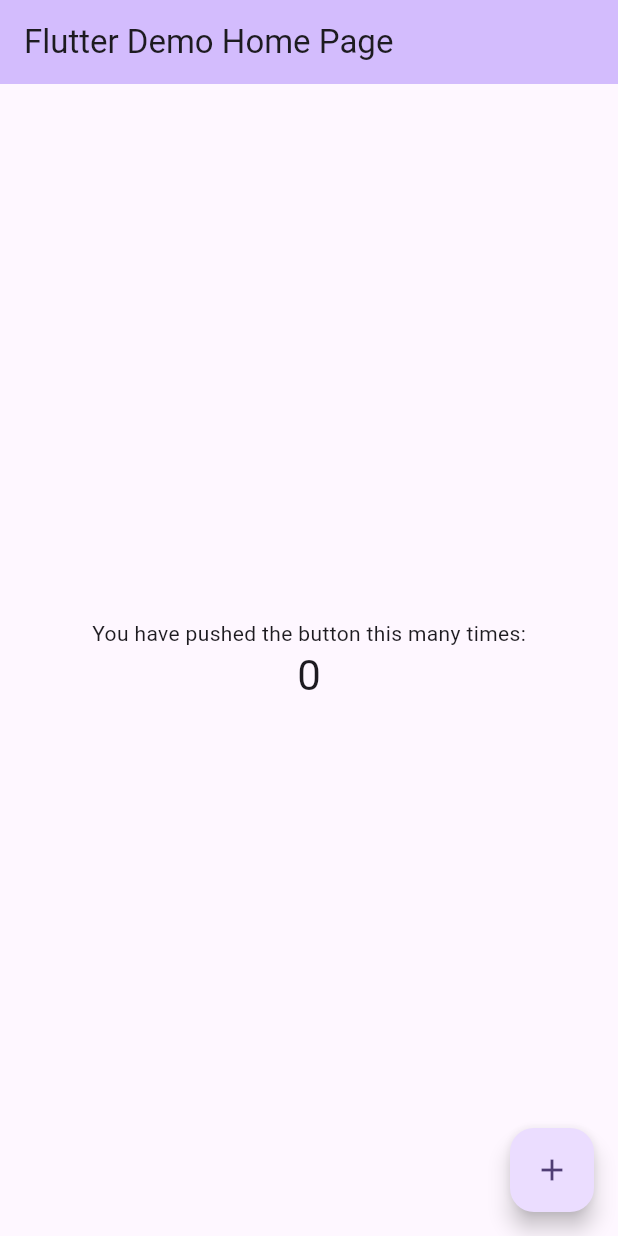
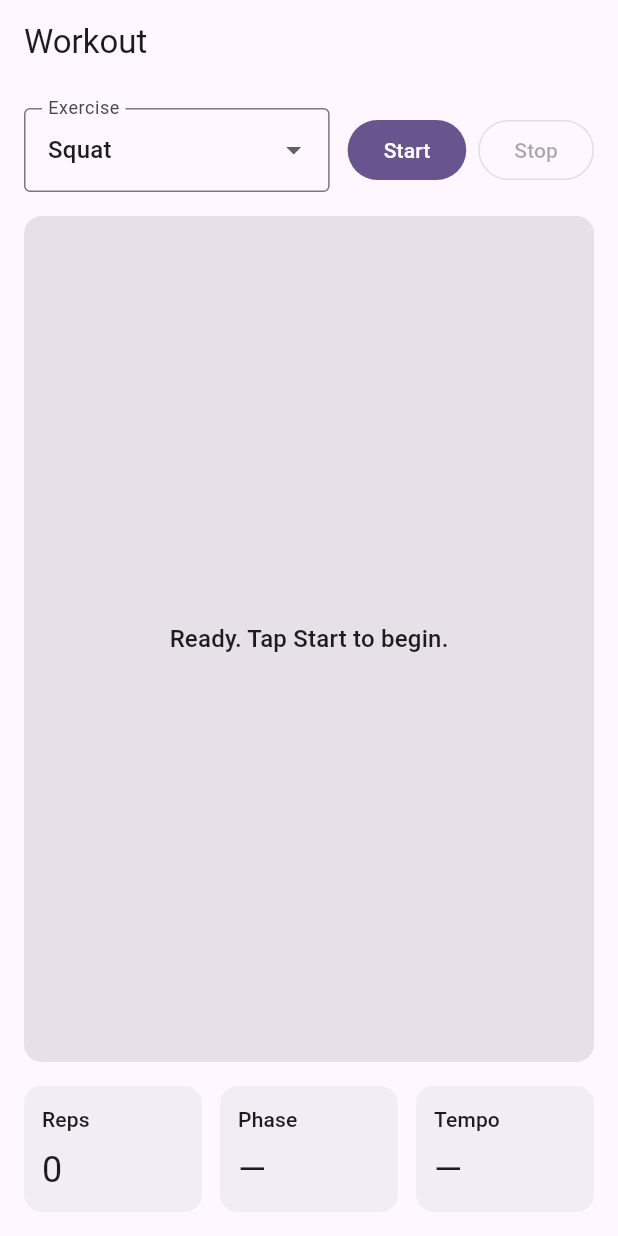
Before and after one commit to PurinatG-01/mobile_ai_workout_coach, a Flutter app: the screen it shows after launch, on a phone screen of 412 x 824 dp. Run offline on Flutter 3.47's test engine with Material 3 defaults, Android fonts, the phone set to English and light mode, and no system bars.

Commit message:
chore: folder structure

```diff
--- /dev/null
+++ b/lib/app/app.dart
@@ -0,0 +1,19 @@
+import 'package:flutter/material.dart';
+
+import '../features/live_record_exercise/screens/workout_screen.dart';
+
+class App extends StatelessWidget {
+  const App({super.key});
+
+  @override
+  Widget build(BuildContext context) {
+    return MaterialApp(
+      title: 'AI Workout Coach',
+      theme: ThemeData(
+        colorScheme: ColorScheme.fromSeed(seedColor: Colors.deepPurple),
+        useMaterial3: true,
+      ),
+      home: const WorkoutScreen(),
+    );
+  }
+}
--- /dev/null
+++ b/lib/features/live_record_exercise/screens/workout_screen.dart
@@ -0,0 +1,153 @@
+import 'package:flutter/material.dart';
+
+import '../../../shared/models/exercise_type.dart';
+
+class WorkoutScreen extends StatefulWidget {
+  const WorkoutScreen({super.key});
+
+  @override
+  State<WorkoutScreen> createState() => _WorkoutScreenState();
+}
+
+class _WorkoutScreenState extends State<WorkoutScreen> {
+  ExerciseType _exercise = ExerciseType.squat;
+  bool _isRunning = false;
+
+  @override
+  Widget build(BuildContext context) {
+    final colorScheme = Theme.of(context).colorScheme;
+
+    return Scaffold(
+      appBar: AppBar(
+        title: const Text('Workout'),
+      ),
+      body: SafeArea(
+        child: Padding(
+          padding: const EdgeInsets.all(16),
+          child: Column(
+            crossAxisAlignment: CrossAxisAlignment.stretch,
+            children: [
+              Row(
+                children: [
+                  Expanded(
+                    child: DropdownButtonFormField<ExerciseType>(
+                      value: _exercise,
+                      decoration: const InputDecoration(
+                        labelText: 'Exercise',
+                        border: OutlineInputBorder(),
+                      ),
+                      items: ExerciseType.values
+                          .map(
+                            (e) => DropdownMenuItem(
+                              value: e,
+                              child: Text(e.displayName),
+                            ),
+                          )
+                          .toList(),
+                      onChanged: _isRunning
+                          ? null
+                          : (value) {
+                              if (value == null) return;
+                              setState(() => _exercise = value);
+                            },
+                    ),
+                  ),
+                  const SizedBox(width: 12),
+                  FilledButton(
+                    onPressed: _isRunning
+                        ? null
+                        : () {
+                            setState(() => _isRunning = true);
+                          },
+                    child: const Text('Start'),
+                  ),
+                  const SizedBox(width: 8),
+                  OutlinedButton(
+                    onPressed: _isRunning
+                        ? () {
+                            setState(() => _isRunning = false);
+                          }
+                        : null,
+                    child: const Text('Stop'),
+                  ),
+                ],
+              ),
+              const SizedBox(height: 16),
+              Expanded(
+                child: Container(
+                  alignment: Alignment.center,
+                  decoration: BoxDecoration(
+                    color: colorScheme.surfaceContainerHighest,
+                    borderRadius: BorderRadius.circular(12),
+                  ),
+                  child: Text(
+                    _isRunning
+                        ? 'Camera preview (next)'
+                        : 'Ready. Tap Start to begin.',
+                    style: Theme.of(context).textTheme.titleMedium,
+                  ),
+                ),
+              ),
+              const SizedBox(height: 16),
+              const Row(
+                children: [
+                  Expanded(
+                    child: _StatCard(
+                      title: 'Reps',
+                      value: '0',
+                    ),
+                  ),
+                  SizedBox(width: 12),
+                  Expanded(
+                    child: _StatCard(
+                      title: 'Phase',
+                      value: '—',
+                    ),
+                  ),
+                  SizedBox(width: 12),
+                  Expanded(
+                    child: _StatCard(
+                      title: 'Tempo',
+                      value: '—',
+                    ),
+                  ),
+                ],
+              ),
+            ],
+          ),
+        ),
+      ),
+    );
+  }
+}
+
+class _StatCard extends StatelessWidget {
+  const _StatCard({
+    required this.title,
+    required this.value,
+  });
+
+  final String title;
+  final String value;
+
+  @override
+  Widget build(BuildContext context) {
+    final colorScheme = Theme.of(context).colorScheme;
+
+    return Container(
+      padding: const EdgeInsets.all(12),
+      decoration: BoxDecoration(
+        color: colorScheme.surfaceContainer,
+        borderRadius: BorderRadius.circular(12),
+      ),
+      child: Column(
+        crossAxisAlignment: CrossAxisAlignment.start,
+        children: [
+          Text(title, style: Theme.of(context).textTheme.labelLarge),
+          const SizedBox(height: 8),
+          Text(value, style: Theme.of(context).textTheme.headlineSmall),
+        ],
+      ),
+    );
+  }
+}
--- /dev/null
+++ b/lib/features/live_record_exercise/services/camera_service.dart
@@ -0,0 +1,11 @@
+class CameraService {
+  const CameraService();
+
+  Future<void> initialize() {
+    throw UnimplementedError();
+  }
+
+  Future<void> dispose() {
+    throw UnimplementedError();
+  }
+}
--- /dev/null
+++ b/lib/features/live_record_exercise/services/pose_detector.dart
@@ -0,0 +1,11 @@
+class PoseDetectorService {
+  const PoseDetectorService();
+
+  Future<void> initialize() {
+    throw UnimplementedError();
+  }
+
+  Future<void> dispose() {
+    throw UnimplementedError();
+  }
+}
--- /dev/null
+++ b/lib/features/workout_log/screens/workout_log_screen.dart
@@ -0,0 +1,14 @@
+import 'package:flutter/material.dart';
+
+class WorkoutLogScreen extends StatelessWidget {
+  const WorkoutLogScreen({super.key});
+
+  @override
+  Widget build(BuildContext context) {
+    return const Scaffold(
+      body: Center(
+        child: Text('Workout log (WIP)'),
+      ),
+    );
+  }
+}
--- a/lib/main.dart
+++ b/lib/main.dart
@@ -1,125 +1,7 @@
 import 'package:flutter/material.dart';
 
+import 'app/app.dart';
+
 void main() {
-  runApp(const MyApp());
+  runApp(const App());
 }
-
-class MyApp extends StatelessWidget {
-  const MyApp({super.key});
-
-  // This widget is the root of your application.
-  @override
-  Widget build(BuildContext context) {
-    return MaterialApp(
-      title: 'Flutter Demo',
-      theme: ThemeData(
-        // This is the theme of your application.
-        //
-        // TRY THIS: Try running your application with "flutter run". You'll see
-        // the application has a purple toolbar. Then, without quitting the app,
-        // try changing the seedColor in the colorScheme below to Colors.green
-        // and then invoke "hot reload" (save your changes or press the "hot
-        // reload" button in a Flutter-supported IDE, or press "r" if you used
-        // the command line to start the app).
-        //
-        // Notice that the counter didn't reset back to zero; the application
-        // state is not lost during the reload. To reset the state, use hot
-        // restart instead.
-        //
-        // This works for code too, not just values: Most code changes can be
-        // tested with just a hot reload.
-        colorScheme: ColorScheme.fromSeed(seedColor: Colors.deepPurple),
-        useMaterial3: true,
-      ),
-      home: const MyHomePage(title: 'Flutter Demo Home Page'),
-    );
-  }
-}
-
-class MyHomePage extends StatefulWidget {
-  const MyHomePage({super.key, required this.title});
-
-  // This widget is the home page of your application. It is stateful, meaning
-  // that it has a State object (defined below) that contains fields that affect
-  // how it looks.
-
-  // This class is the configuration for the state. It holds the values (in this
-  // case the title) provided by the parent (in this case the App widget) and
-  // used by the build method of the State. Fields in a Widget subclass are
-  // always marked "final".
-
-  final String title;
-
-  @override
-  State<MyHomePage> createState() => _MyHomePageState();
-}
-
-class _MyHomePageState extends State<MyHomePage> {
-  int _counter = 0;
-
-  void _incrementCounter() {
-    setState(() {
-      // This call to setState tells the Flutter framework that something has
-      // changed in this State, which causes it to rerun the build method below
-      // so that the display can reflect the updated values. If we changed
-      // _counter without calling setState(), then the build method would not be
-      // called again, and so nothing would appear to happen.
-      _counter++;
-    });
-  }
-
-  @override
-  Widget build(BuildContext context) {
-    // This method is rerun every time setState is called, for instance as done
-    // by the _incrementCounter method above.
-    //
-    // The Flutter framework has been optimized to make rerunning build methods
-    // fast, so that you can just rebuild anything that needs updating rather
-    // than having to individually change instances of widgets.
-    return Scaffold(
-      appBar: AppBar(
-        // TRY THIS: Try changing the color here to a specific color (to
-        // Colors.amber, perhaps?) and trigger a hot reload to see the AppBar
-        // change color while the other colors stay the same.
-        backgroundColor: Theme.of(context).colorScheme.inversePrimary,
-        // Here we take the value from the MyHomePage object that was created by
-        // the App.build method, and use it to set our appbar title.
-        title: Text(widget.title),
-      ),
-      body: Center(
-        // Center is a layout widget. It takes a single child and positions it
-        // in the middle of the parent.
-        child: Column(
-          // Column is also a layout widget. It takes a list of children and
-          // arranges them vertically. By default, it sizes itself to fit its
-          // children horizontally, and tries to be as tall as its parent.
-          //
-          // Column has various properties to control how it sizes itself and
-          // how it positions its children. Here we use mainAxisAlignment to
-          // center the children vertically; the main axis here is the vertical
-          // axis because Columns are vertical (the cross axis would be
-          // horizontal).
-          //
-          // TRY THIS: Invoke "debug painting" (choose the "Toggle Debug Paint"
-          // action in the IDE, or press "p" in the console), to see the
-          // wireframe for each widget.
-          mainAxisAlignment: MainAxisAlignment.center,
-          children: <Widget>[
-            const Text(
-              'You have pushed the button this many times:',
-            ),
-            Text(
-              '$_counter',
-              style: Theme.of(context).textTheme.headlineMedium,
-            ),
-          ],
-        ),
-      ),
-      floatingActionButton: FloatingActionButton(
-        onPressed: _incrementCounter,
-        tooltip: 'Increment',
-        child: const Icon(Icons.add),
-      ), // This trailing comma makes auto-formatting nicer for build methods.
-    );
-  }
-}
--- /dev/null
+++ b/lib/shared/engine/angle_calculator.dart
@@ -0,0 +1,28 @@
+import 'dart:math' as math;
+
+class AngleCalculator {
+  const AngleCalculator();
+
+  double angleDegrees({
+    required ({double x, double y}) a,
+    required ({double x, double y}) b,
+    required ({double x, double y}) c,
+  }) {
+    final abx = a.x - b.x;
+    final aby = a.y - b.y;
+    final cbx = c.x - b.x;
+    final cby = c.y - b.y;
+
+    final dot = abx * cbx + aby * cby;
+    final mag1 = math.sqrt(abx * abx + aby * aby);
+    final mag2 = math.sqrt(cbx * cbx + cby * cby);
+
+    if (mag1 == 0 || mag2 == 0) {
+      return 0;
+    }
+
+    final cosTheta = (dot / (mag1 * mag2)).clamp(-1.0, 1.0);
+    final radians = math.acos(cosTheta);
+    return radians * (180.0 / math.pi);
+  }
+}
--- /dev/null
+++ b/lib/shared/models/exercise_type.dart
@@ -0,0 +1,9 @@
+enum ExerciseType {
+  squat('Squat'),
+  pushUp('Push-up'),
+  pullUp('Pull-up');
+
+  const ExerciseType(this.displayName);
+
+  final String displayName;
+}
```
Also changed, not shown: 4 other files.
